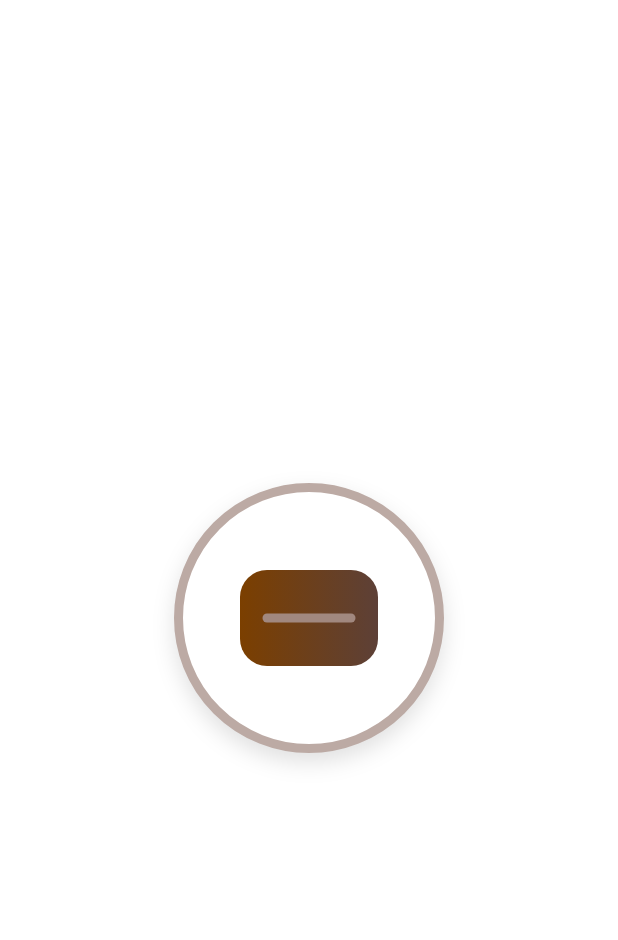
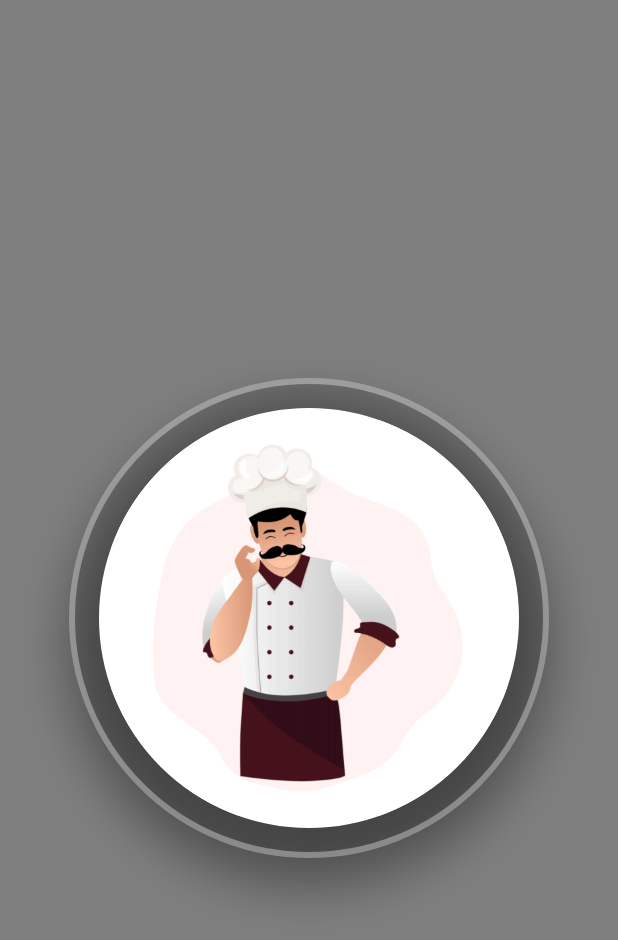
Before and after one commit to dawid-northeastern/software-engineering-final-project, a Flutter app: the ServeJudgeAnimation screen opened directly, on a phone screen of 412 x 824 dp. Shown: the top 940 px of the screen. Run offline on Flutter 3.47's test engine with Material 3 defaults, Android fonts, the phone set to English and light mode, and no system bars; our stand-ins replace audioplayers, shared_preferences; accounts and stored records are empty.

Commit message:
animation fix - judge gif

```diff
--- a/lib/judge_game_flow.dart
+++ b/lib/judge_game_flow.dart
@@ -1267,75 +1267,31 @@
     with SingleTickerProviderStateMixin {
   late final AnimationController _c;
 
-  late final Animation<double> _plateSlide;
-  late final Animation<double> _plateScale;
-  late final Animation<double> _plateTilt;
-
-  late final List<Animation<double>> _steamRise;
-  late final List<Animation<double>> _steamFade;
-  late final List<Animation<double>> _steamDrift;
+  late final Animation<double> _badgeSlide;
+  late final Animation<double> _badgeScale;
+  late final Animation<double> _dimOpacity;
 
   @override
   void initState() {
     super.initState();
     _c = AnimationController(vsync: this, duration: widget.duration);
 
-    _plateSlide = CurvedAnimation(
+    _badgeSlide = CurvedAnimation(
       parent: _c,
       curve: const Interval(0.00, 0.45, curve: Curves.easeOutCubic),
     );
 
-    _plateScale = Tween<double>(begin: 0.90, end: 1.0).animate(
+    _badgeScale = Tween<double>(begin: 0.70, end: 1.0).animate(
       CurvedAnimation(
         parent: _c,
         curve: const Interval(0.00, 0.45, curve: Curves.easeOutBack),
       ),
     );
 
-    _plateTilt =
-        TweenSequence<double>([
-          TweenSequenceItem(tween: Tween(begin: -0.03, end: 0.0), weight: 35),
-          TweenSequenceItem(tween: Tween(begin: 0.0, end: 0.03), weight: 15),
-          TweenSequenceItem(tween: Tween(begin: 0.03, end: 0.0), weight: 20),
-        ]).animate(
-          CurvedAnimation(
+    _dimOpacity = CurvedAnimation(
       parent: _c,
-            curve: const Interval(0.30, 0.80, curve: Curves.easeInOut),
-          ),
+      curve: const Interval(0.00, 0.35, curve: Curves.easeOut),
     );
-
-    Animation<double> rise(double start, double end) =>
-        Tween<double>(begin: 0.0, end: 1.0).animate(
-          CurvedAnimation(
-            parent: _c,
-            curve: Interval(start, end, curve: Curves.easeOut),
-          ),
-        );
-
-    Animation<double> drift(double start, double end) =>
-        Tween<double>(begin: -1.0, end: 1.0).animate(
-          CurvedAnimation(
-            parent: _c,
-            curve: Interval(start, end, curve: Curves.easeInOut),
-          ),
-        );
-
-    _steamRise = [rise(0.30, 0.90), rise(0.38, 0.98), rise(0.46, 1.00)];
-    _steamFade = [
-      CurvedAnimation(
-        parent: _c,
-        curve: const Interval(0.30, 0.90, curve: Curves.easeInOut),
-      ),
-      CurvedAnimation(
-        parent: _c,
-        curve: const Interval(0.38, 0.98, curve: Curves.easeInOut),
-      ),
-      CurvedAnimation(
-        parent: _c,
-        curve: const Interval(0.46, 1.00, curve: Curves.easeInOut),
-      ),
-    ];
-    _steamDrift = [drift(0.30, 0.90), drift(0.38, 0.98), drift(0.46, 1.00)];
 
     _c.addStatusListener((s) {
       if (s == AnimationStatus.completed) {
@@ -1357,93 +1313,71 @@
     return IgnorePointer(
       child: Scaffold(
         backgroundColor: Colors.transparent,
-        body: Center(
-          child: AnimatedBuilder(
+        body: AnimatedBuilder(
           animation: _c,
           builder: (context, _) {
-              return SizedBox(
-                width: 240,
-                height: 240,
-                child: Stack(
-                  alignment: Alignment.center,
-                  children: [
-                    Transform.translate(
-                      offset: Offset(0, (1 - _plateSlide.value) * 80),
-                      child: Transform.rotate(
-                        angle: _plateTilt.value,
+            return Container(
+              color: Colors.black.withOpacity(0.5 * _dimOpacity.value),
+              child: Center(
+                child: Transform.translate(
+                  offset: Offset(0, (1 - _badgeSlide.value) * 80),
                   child: Transform.scale(
-                          scale: _plateScale.value,
-                          child: _PlateWidget(),
+                    scale: _badgeScale.value,
+                    child: _CateringBadge(),
+                    alignment: Alignment.centerLeft,
                   ),
                 ),
               ),
-                    for (int i = 0; i < 3; i++)
-                      _SteamPuff(
-                        rise: _steamRise[i].value,
-                        fade: _steamFade[i].value,
-                        drift: _steamDrift[i].value,
-                        xOffset: (i - 1) * 22.0,
-                      ),
-                    if (_c.value > 0.75 && _c.value < 0.92) _Sparkle(),
-                  ],
-                ),
             );
           },
-          ),
         ),
       ),
     );
   }
 }
 
-class _PlateWidget extends StatelessWidget {
+class _CateringBadge extends StatelessWidget {
   @override
   Widget build(BuildContext context) {
     return Stack(
       alignment: Alignment.center,
       children: [
         Container(
-          width: 170,
-          height: 34,
+          width: 320,
+          height: 320,
           decoration: BoxDecoration(
+            shape: BoxShape.circle,
             color: Colors.black.withOpacity(0.12),
-            borderRadius: BorderRadius.circular(24),
-          ),
-        ),
-        Container(
-          width: 180,
-          height: 180,
-          decoration: BoxDecoration(
-            color: Colors.white,
-            shape: BoxShape.circle,
-            border: Border.all(color: Colors.brown.shade200, width: 6),
             boxShadow: const [
               BoxShadow(
-                blurRadius: 12,
-                color: Colors.black12,
-                offset: Offset(0, 6),
+                blurRadius: 30,
+                color: Colors.black38,
+                offset: Offset(0, 18),
               ),
             ],
           ),
         ),
         Container(
-          width: 92,
-          height: 64,
+          width: 280,
+          height: 280,
           decoration: BoxDecoration(
-            color: const Color(0xFF7B3F00),
-            borderRadius: BorderRadius.circular(18),
-            gradient: LinearGradient(
-              colors: [const Color(0xFF7B3F00), Colors.brown.shade700],
+            shape: BoxShape.circle,
+            border: Border.all(color: Colors.white, width: 8),
+          ),
+          clipBehavior: Clip.antiAlias,
+          child: Image.asset(
+            'assets/catering.gif',
+            fit: BoxFit.cover,
           ),
         ),
-          child: Center(
-            child: Container(
-              width: 62,
-              height: 6,
+        Container(
+          width: 320,
+          height: 320,
           decoration: BoxDecoration(
-                color: Colors.brown.shade300,
-                borderRadius: BorderRadius.circular(3),
-              ),
+            shape: BoxShape.circle,
+            border: Border.all(
+              color: Colors.white.withOpacity(0.35),
+              width: 4,
             ),
           ),
         ),
@@ -1451,55 +1385,3 @@
     );
   }
 }
-
-class _SteamPuff extends StatelessWidget {
-  final double rise;
-  final double fade;
-  final double drift;
-  final double xOffset;
-
-  const _SteamPuff({
-    required this.rise,
-    required this.fade,
-    required this.drift,
-    required this.xOffset,
-  });
-
-  @override
-  Widget build(BuildContext context) {
-    final dy = -90 * Curves.easeOut.transform(rise);
-    final dx = 14 * drift;
-
-    return Opacity(
-      opacity: fade.clamp(0.0, 1.0),
-      child: Transform.translate(
-        offset: Offset(xOffset + dx, -30 + dy),
-        child: Container(
-          width: 20 - 6 * rise,
-          height: 16 - 4 * rise,
-          decoration: BoxDecoration(
-            color: Colors.white.withOpacity(0.85 - 0.6 * rise),
-            borderRadius: BorderRadius.circular(20),
-          ),
-        ),
-      ),
-    );
-  }
-}
-
-class _Sparkle extends StatelessWidget {
-  @override
-  Widget build(BuildContext context) {
-    return Transform.translate(
-      offset: const Offset(60, -40),
-      child: Container(
-        width: 10,
-        height: 10,
-        decoration: const BoxDecoration(
-          shape: BoxShape.circle,
-          color: Colors.white,
-        ),
-      ),
-    );
-  }
-}
--- a/pubspec.yaml
+++ b/pubspec.yaml
@@ -81,7 +81,9 @@
     - assets/judge3.png
     - assets/salad.png
     - assets/smoke.gif
+    - assets/head_chef.png
     - assets/music/jazz.mp3
+    - assets/catering.gif
 
 
   # An image asset can refer to one or more resolution-specific "variants", see
```
Also changed, not shown: assets/catering.gif (added). Lines whose indentation alone changed are shown as unchanged.
